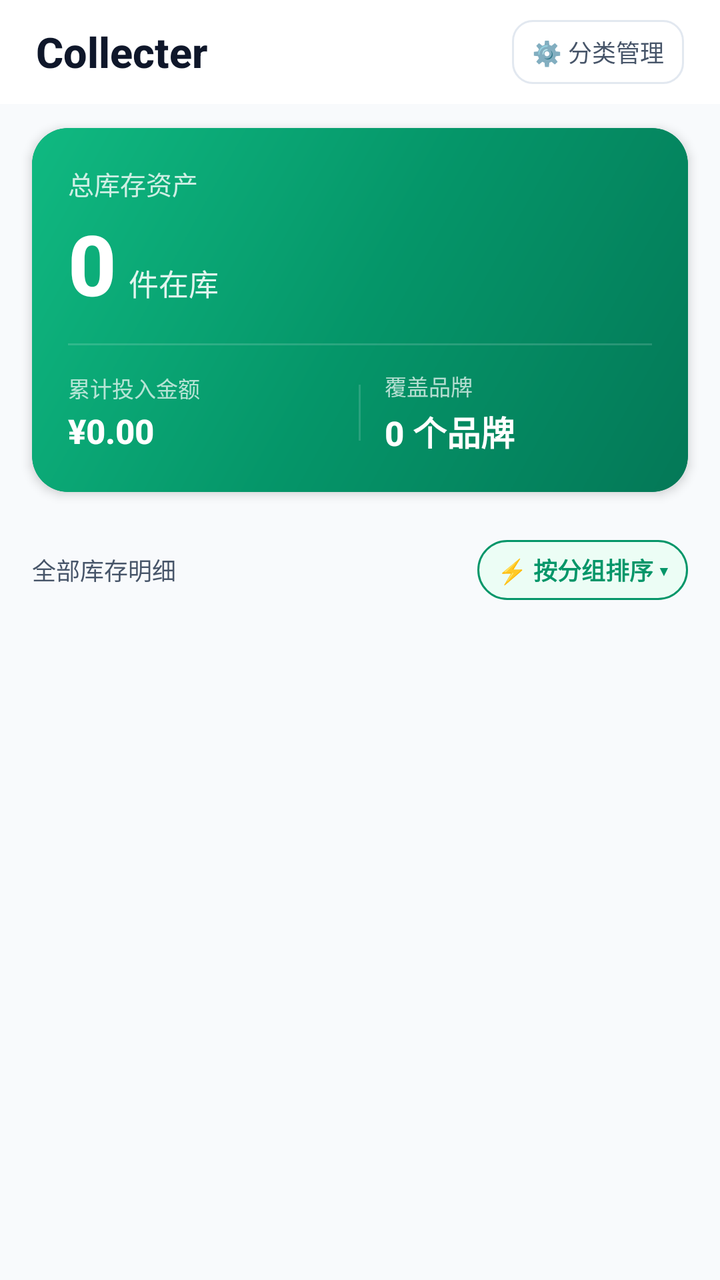
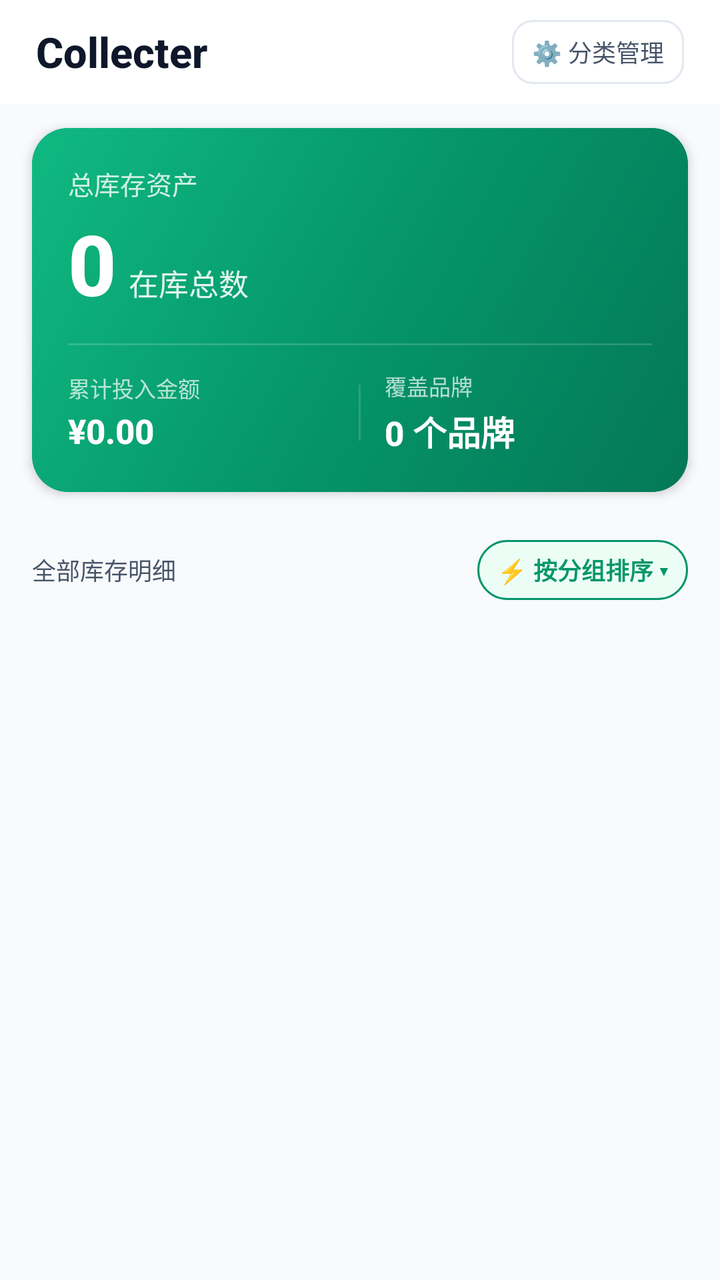

The first picture is an Android layout as it rendered before a commit; the second is the same layout after the commit. The layout source and the unified diff follow.
<!-- AndroidManifest.xml: application theme Theme.DiaperTracker -->
<!-- res/layout/fragment_home.xml -->
<?xml version="1.0" encoding="utf-8"?>
<LinearLayout
    xmlns:android="http://schemas.android.com/apk/res/android"
    xmlns:app="http://schemas.android.com/apk/res-auto"
    android:layout_width="match_parent"
    android:layout_height="match_parent"
    android:orientation="vertical"
    android:background="@color/background">

    
    <LinearLayout
        android:layout_width="match_parent"
        android:layout_height="52dp"
        android:orientation="horizontal"
        android:gravity="center_vertical"
        android:paddingHorizontal="18dp"
        android:background="@color/card">

        <TextView
            android:layout_width="0dp"
            android:layout_height="wrap_content"
            android:layout_weight="1"
            android:text="Collecter"
            android:textSize="21sp"
            android:textStyle="bold"
            android:textColor="@color/text_primary"
            android:fontFamily="sans-serif-medium" />

        <TextView
            android:id="@+id/btn_manage_categories"
            android:layout_width="wrap_content"
            android:layout_height="32dp"
            android:gravity="center"
            android:paddingHorizontal="10dp"
            android:text="⚙️ 分类管理"
            android:textSize="12sp"
            android:textColor="@color/text_secondary"
            android:background="@drawable/bg_chip_inactive"
            android:clickable="true"
            android:focusable="true" />
    </LinearLayout>

    
    <com.google.android.material.card.MaterialCardView
        android:layout_width="match_parent"
        android:layout_height="wrap_content"
        android:layout_marginHorizontal="16dp"
        android:layout_marginTop="12dp"
        app:cardCornerRadius="18dp"
        app:cardElevation="3dp"
        app:strokeWidth="0dp"
        app:cardBackgroundColor="@color/primary">

        <LinearLayout
            android:layout_width="match_parent"
            android:layout_height="wrap_content"
            android:orientation="vertical"
            android:background="@drawable/bg_hero_card"
            android:paddingHorizontal="18dp"
            android:paddingVertical="18dp">

            <TextView
                android:layout_width="wrap_content"
                android:layout_height="wrap_content"
                android:text="总库存资产"
                android:textColor="#CCFFFFFF"
                android:textSize="13sp"
                android:fontFamily="sans-serif-medium" />

            <LinearLayout
                android:layout_width="wrap_content"
                android:layout_height="wrap_content"
                android:orientation="horizontal"
                android:gravity="bottom"
                android:layout_marginTop="2dp">

                <TextView
                    android:id="@+id/total_count"
                    android:layout_width="wrap_content"
                    android:layout_height="wrap_content"
                    android:text="0"
                    android:textColor="#FFFFFF"
                    android:textSize="42sp"
                    android:textStyle="bold"
                    android:fontFamily="sans-serif-medium" />

                <TextView
                    android:layout_width="wrap_content"
                    android:layout_height="wrap_content"
                    android:layout_marginStart="6dp"
                    android:text="件在库"
                    android:textColor="#E0FFFFFF"
                    android:textSize="15sp"
                    android:fontFamily="sans-serif-medium" />
            </LinearLayout>

            <View
                android:layout_width="match_parent"
                android:layout_height="1dp"
                android:layout_marginVertical="12dp"
                android:background="#26FFFFFF" />

            
            <LinearLayout
                android:layout_width="match_parent"
                android:layout_height="wrap_content"
                android:orientation="horizontal"
                android:gravity="center_vertical">

                <LinearLayout
                    android:layout_width="0dp"
                    android:layout_height="wrap_content"
                    android:layout_weight="1"
                    android:orientation="vertical">

                    <TextView
                        android:layout_width="wrap_content"
                        android:layout_height="wrap_content"
                        android:text="累计投入金额"
                        android:textColor="#B3FFFFFF"
                        android:textSize="11sp" />

                    <TextView
                        android:id="@+id/total_amount"
                        android:layout_width="wrap_content"
                        android:layout_height="wrap_content"
                        android:text="¥0.00"
                        android:textColor="#FFFFFF"
                        android:textSize="17sp"
                        android:textStyle="bold"
                        android:fontFamily="sans-serif-medium"
                        android:layout_marginTop="2dp" />
                </LinearLayout>

                <View
                    android:layout_width="1dp"
                    android:layout_height="28dp"
                    android:background="#26FFFFFF"
                    android:layout_marginHorizontal="12dp" />

                <LinearLayout
                    android:layout_width="0dp"
                    android:layout_height="wrap_content"
                    android:layout_weight="1"
                    android:orientation="vertical">

                    <TextView
                        android:layout_width="wrap_content"
                        android:layout_height="wrap_content"
                        android:text="覆盖品牌"
                        android:textColor="#B3FFFFFF"
                        android:textSize="11sp" />

                    <TextView
                        android:id="@+id/brand_coverage_text"
                        android:layout_width="wrap_content"
                        android:layout_height="wrap_content"
                        android:text="0 个品牌"
                        android:textColor="#FFFFFF"
                        android:textSize="17sp"
                        android:textStyle="bold"
                        android:fontFamily="sans-serif-medium"
                        android:layout_marginTop="2dp" />
                </LinearLayout>
            </LinearLayout>

        </LinearLayout>
    </com.google.android.material.card.MaterialCardView>

    
    <HorizontalScrollView
        android:layout_width="match_parent"
        android:layout_height="wrap_content"
        android:scrollbars="none"
        android:overScrollMode="never"
        android:paddingTop="12dp"
        android:paddingBottom="6dp">

        <LinearLayout
            android:id="@+id/category_chips_container"
            android:layout_width="wrap_content"
            android:layout_height="wrap_content"
            android:orientation="horizontal"
            android:paddingHorizontal="16dp"
            android:gravity="center_vertical">
            
        </LinearLayout>
    </HorizontalScrollView>

    
    <LinearLayout
        android:layout_width="match_parent"
        android:layout_height="wrap_content"
        android:orientation="horizontal"
        android:gravity="center_vertical"
        android:paddingHorizontal="16dp"
        android:paddingVertical="6dp">

        <TextView
            android:id="@+id/filter_summary_text"
            android:layout_width="0dp"
            android:layout_height="wrap_content"
            android:layout_weight="1"
            android:text="全部库存明细"
            android:textSize="12sp"
            android:textColor="@color/text_secondary" />

        
        <TextView
            android:id="@+id/btn_sort_selector"
            android:layout_width="wrap_content"
            android:layout_height="30dp"
            android:gravity="center_vertical"
            android:paddingHorizontal="10dp"
            android:text="⚡ 按分组排序 ▾"
            android:textSize="12sp"
            android:textColor="@color/primary"
            android:textStyle="bold"
            android:background="@drawable/bg_btn_custom_add"
            android:clickable="true"
            android:focusable="true" />
    </LinearLayout>

    
    <LinearLayout
        android:id="@+id/empty_state"
        android:layout_width="match_parent"
        android:layout_height="0dp"
        android:layout_weight="1"
        android:orientation="vertical"
        android:gravity="center"
        android:visibility="gone">

        <TextView
            android:layout_width="wrap_content"
            android:layout_height="wrap_content"
            android:text="📦"
            android:textSize="44sp" />

        <TextView
            android:layout_width="wrap_content"
            android:layout_height="wrap_content"
            android:text="暂无匹配的库存记录"
            android:textSize="16sp"
            android:textStyle="bold"
            android:textColor="@color/text_secondary"
            android:layout_marginTop="10dp" />

        <TextView
            android:layout_width="wrap_content"
            android:layout_height="wrap_content"
            android:text="点击下方绿色 + 记录第一笔耗材"
            android:textSize="13sp"
            android:textColor="@color/text_hint"
            android:layout_marginTop="4dp" />
    </LinearLayout>

    
    <androidx.recyclerview.widget.RecyclerView
        android:id="@+id/category_list"
        android:layout_width="match_parent"
        android:layout_height="0dp"
        android:layout_weight="1"
        android:clipToPadding="false"
        android:overScrollMode="never"
        android:scrollbars="none"
        android:paddingBottom="84dp" />

</LinearLayout>
<!-- resources referenced by this layout -->
<resources>
  <color name="background">#F8FAFC</color>
  <color name="card">#FFFFFF</color>
  <color name="primary">#059669</color>
  <color name="text_hint">#94A3B8</color>
  <color name="text_primary">#0F172A</color>
  <color name="text_secondary">#475569</color>
  <!-- drawable bg_btn_custom_add (drawable) -->
  <?xml version="1.0" encoding="utf-8"?>
  <shape xmlns:android="http://schemas.android.com/apk/res/android"
      android:shape="rectangle">
      <solid android:color="@color/primary_surface" />
      <corners android:radius="16dp" />
      <stroke
          android:width="1dp"
          android:color="@color/primary" />
  </shape>
  <!-- drawable bg_chip_inactive (drawable) -->
  <?xml version="1.0" encoding="utf-8"?>
  <shape xmlns:android="http://schemas.android.com/apk/res/android"
      android:shape="rectangle">
      <solid android:color="@color/card" />
      <stroke android:width="1dp" android:color="@color/card_border" />
      <corners android:radius="10dp" />
  </shape>
  <!-- drawable bg_hero_card (drawable) -->
  <?xml version="1.0" encoding="utf-8"?>
  <shape xmlns:android="http://schemas.android.com/apk/res/android"
      android:shape="rectangle">
      <gradient
          android:angle="135"
          android:startColor="@color/primary_dark"
          android:centerColor="@color/primary"
          android:endColor="@color/primary_light"
          android:type="linear" />
      <corners android:radius="18dp" />
  </shape>
  <style name="Theme.DiaperTracker" parent="Theme.Material3.DayNight.NoActionBar">
          <item name="colorPrimary">@color/primary</item>
          <item name="colorPrimaryDark">@color/primary_dark</item>
          <item name="colorSecondary">@color/accent</item>
          <item name="android:colorBackground">@color/background</item>
          <item name="android:statusBarColor">@color/primary_dark</item>
          <item name="android:windowLightStatusBar">false</item>
          <item name="android:navigationBarColor">@color/card</item>
          <item name="android:windowLightNavigationBar">true</item>
      </style>
  <color name="primary_surface">#ECFDF5</color>
  <color name="card_border">#E2E8F0</color>
  <color name="primary_dark">#047857</color>
  <color name="primary_light">#10B981</color>
  <color name="accent">#F59E0B</color>
</resources>

<!-- the commit's change to res/layout/fragment_home.xml (unified diff, before → after) -->
@@ -85,10 +85,11 @@
                     android:fontFamily="sans-serif-medium" />
 
                 <TextView
+                    android:id="@+id/total_count_unit"
                     android:layout_width="wrap_content"
                     android:layout_height="wrap_content"
                     android:layout_marginStart="6dp"
-                    android:text="件在库"
+                    android:text="在库总数"
                     android:textColor="#E0FFFFFF"
                     android:textSize="15sp"
                     android:fontFamily="sans-serif-medium" />
